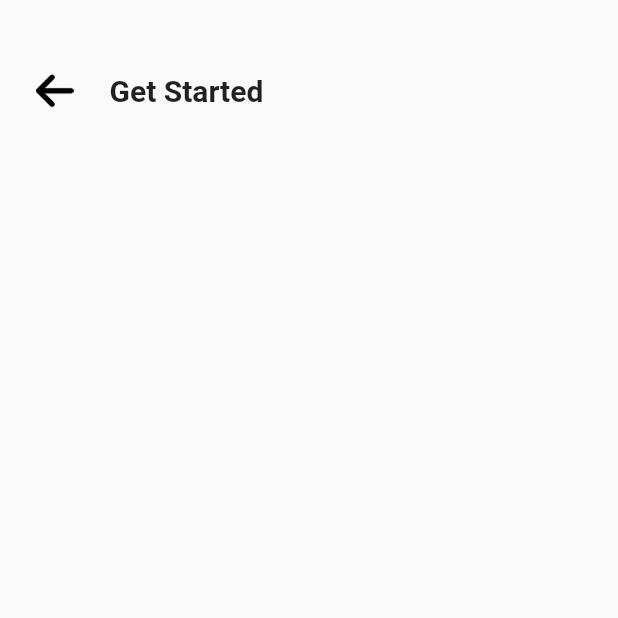
After one commit to keerushar/Todo-app, a Flutter app: the TaskPage screen opened directly, on a phone screen of 412 x 824 dp, the top half of it. The commit adds this screen. Run offline on Flutter 3.47's test engine with Material 2 defaults, Android fonts, the phone set to English and light mode, and no system bars; our stand-ins replace google_fonts.

Commit message:
photo and taskpage

```diff
--- a/lib/widgets/homepage.dart
+++ b/lib/widgets/homepage.dart
@@ -1,9 +1,8 @@
 import 'package:flutter/material.dart';
+import 'package:todo/widgets/taskpage.dart';
 import 'package:todo/widgets/widgets.dart';
 
-
 class HomePage extends StatefulWidget {
-
   @override
   _HomePageState createState() => _HomePageState();
 }
@@ -29,42 +28,56 @@ class _HomePageState extends State<HomePage> {
                     child: Image(
                       height: 40,
                       width: 40,
-                        image: AssetImage(
-                          'assets/images/to-do-list.png'
-
-                        ),
+                      image: AssetImage('assets/images/to-do-list.png'),
                     ),
                   ),
                   Expanded(
-                    child: ListView(children: [
+                    child: ListView(
+                      children: [
                         TaskCardWidgets(
                           title: "Get Started!",
-                        desc: "Hello User, Welcome To Todo App where you can add your daily works to make your life more Productive",
+                          desc:
+                              "Hello User, Welcome To Todo App where you can add your daily works to make your life more Productive",
                         ),
                         TaskCardWidgets(
                           title: "Get Started!",
-                        desc: "Hello User, Welcome To Todo App where you can add your daily works to make your life more Productive",
+                          desc:
+                              "Hello User, Welcome To Todo App where you can add your daily works to make your life more Productive",
                         ),
                         TaskCardWidgets(
                           title: "Get Started!",
-                        desc: "Hello User, Welcome To Todo App where you can add your daily works to make your life more Productive",
+                          desc:
+                              "Hello User, Welcome To Todo App where you can add your daily works to make your life more Productive",
                         ),
                         TaskCardWidgets(
                           title: "Get Started!",
-                        desc: "Hello User, Welcome To Todo App where you can add your daily works to make your life more Productive",
+                          desc:
+                              "Hello User, Welcome To Todo App where you can add your daily works to make your life more Productive",
                         ),
-
-                    ],),
+                      ],
+                    ),
                   )
                 ],
               ),
               Positioned(
                 bottom: 0,
                 right: 0,
+                child: GestureDetector(
+                  onTap: () {
+                    Navigator.push(
+                      context,
+                        MaterialPageRoute(
+                        builder: (context) => TaskPage()
+                        ),
+                        );
+                  },
                   child: Container(
                     height: 40,
                     width: 40,
-                  child: Image(image: AssetImage('assets/images/plus.png'),),
+                    child: Image(
+                      image: AssetImage('assets/images/plus.png'),
+                    ),
+                  ),
                 ),
               )
             ],
--- /dev/null
+++ b/lib/widgets/taskpage.dart
@@ -0,0 +1,48 @@
+import 'package:flutter/material.dart';
+
+class TaskPage extends StatefulWidget {
+  const TaskPage({Key? key}) : super(key: key);
+
+  @override
+  _TaskPageState createState() => _TaskPageState();
+}
+
+class _TaskPageState extends State<TaskPage> {
+  @override
+  Widget build(BuildContext context) {
+    return Scaffold(
+        body: SafeArea(
+         child: Container(
+          child: Column(
+           children: [
+            Padding(
+              padding: EdgeInsets.symmetric(vertical:24),
+              child: Row(
+                children: [
+                  InkWell(
+                    onTap: () {
+                      Navigator.pop(context);
+                    },
+                    child: Padding(
+                      padding: const EdgeInsets.all(24.0),
+                      child: Image(
+                        height: 25,
+                        width: 25,
+                        image: AssetImage('assets/images/arrow.png'),
+                      ),
+                    ),
+                  ),
+                  Text(
+                    'Get Started',
+                    style: TextStyle(fontSize: 20, fontWeight: FontWeight.bold),
+                  )
+                ],
+              ),
+            ),
+          ],
+        ),
+      ),
+    ),
+    );
+  }
+}
```
Also changed, not shown: assets/images/arrow.png (added). Lines whose indentation alone changed are shown as unchanged.
